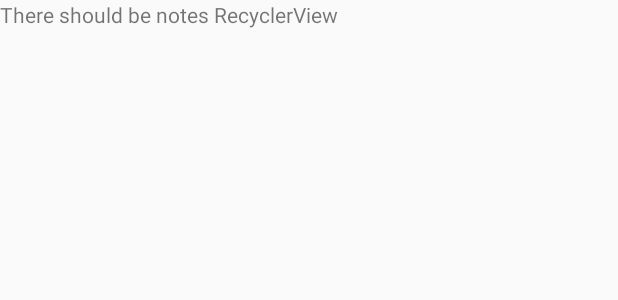
After one commit to astraszab/Livret, an Android app: the layout fragment_notes.xml on its own in the app's theme, with its tools: preview values and no code run, on a phone screen of 412 x 824 dp. The commit adds this screen. Shown: the top 300 px of the screen. Run offline under Robolectric (Android 15) with nearby library versions, the phone set to English and light mode, and no system bars.

Commit message:
Add notes fragment

```diff
--- /dev/null
+++ b/app/src/main/res/layout/fragment_notes.xml
@@ -0,0 +1,17 @@
+<?xml version="1.0" encoding="utf-8"?>
+<layout xmlns:android="http://schemas.android.com/apk/res/android"
+    xmlns:tools="http://schemas.android.com/tools"
+    tools:context="com.example.livret.NotesFragment">
+
+<FrameLayout
+    android:layout_width="match_parent"
+    android:layout_height="match_parent">
+
+    <!-- TODO: Update blank fragment layout -->
+    <TextView
+        android:layout_width="match_parent"
+        android:layout_height="match_parent"
+        android:text="@string/hello_blank_fragment" />
+
+</FrameLayout>
+</layout>
--- a/app/src/main/res/values/strings.xml
+++ b/app/src/main/res/values/strings.xml
@@ -1,5 +1,4 @@
 <resources>
     <string name="app_name">Livret</string>
-    <!-- TODO: Remove or change this placeholder text -->
-    <string name="hello_blank_fragment">Hello blank fragment</string>
+    <string name="hello_blank_fragment">There should be notes RecyclerView</string>
 </resources>
```
Also changed, not shown: app/src/main/java/com/example/livret/NotesFragment.kt (added, +25 -0 lines), app/src/main/res/layout/activity_main.xml (+6 -9 lines).
